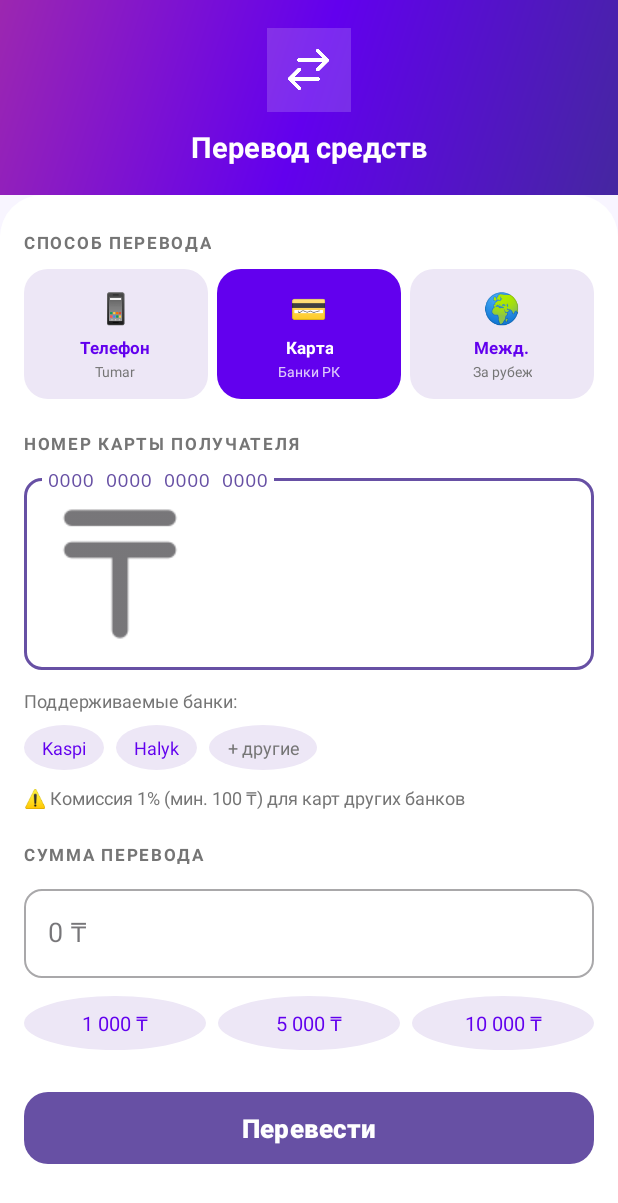
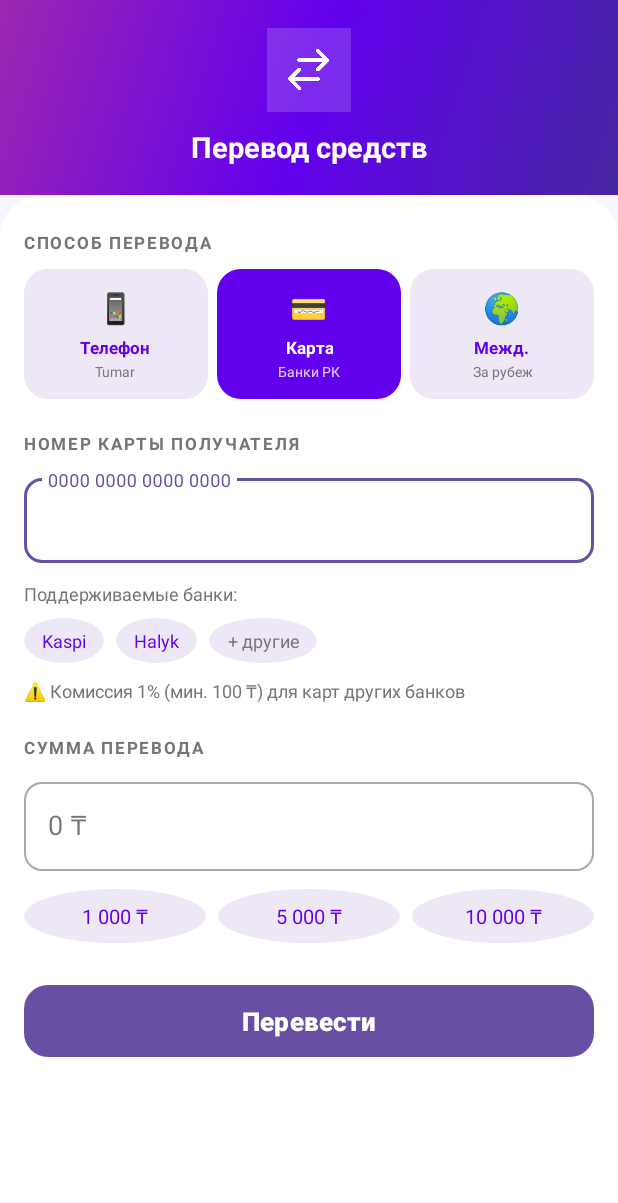
Before and after one commit to NailGareev/TumarSuperApp, an Android app: the fragment TransferFragment shown on its own in the app's theme, after a tap on an icon or button, on a phone screen of 412 x 824 dp. Shown: the top 1203 px of the screen. Run offline under Robolectric (Android 15) with nearby library versions, the phone set to English and light mode, and no system bars; 1 statement that could not run was skipped.

Commit message:
Fix: remove ic_payment start icon from card field (was rendering as huge tenge symbol)
https://claude.ai/code/session_01BkZPVTYddx2RX9WEducbRD

```diff
--- a/app/src/main/res/layout/fragment_transfer.xml
+++ b/app/src/main/res/layout/fragment_transfer.xml
@@ -395,16 +395,14 @@
                     style="@style/AuthInputLayout"
                     android:layout_width="match_parent"
                     android:layout_height="wrap_content"
-                    android:hint="0000 0000 0000 0000"
-                    app:startIconDrawable="@drawable/ic_payment">
+                    android:hint="0000 0000 0000 0000">
 
                     <com.google.android.material.textfield.TextInputEditText
                         android:id="@+id/et_recipient_card"
                         android:layout_width="match_parent"
                         android:layout_height="wrap_content"
                         android:inputType="number"
-                        android:maxLength="19"
-                        android:fontFamily="monospace" />
+                        android:maxLength="19" />
                 </com.google.android.material.textfield.TextInputLayout>
 
                 <TextView
```
